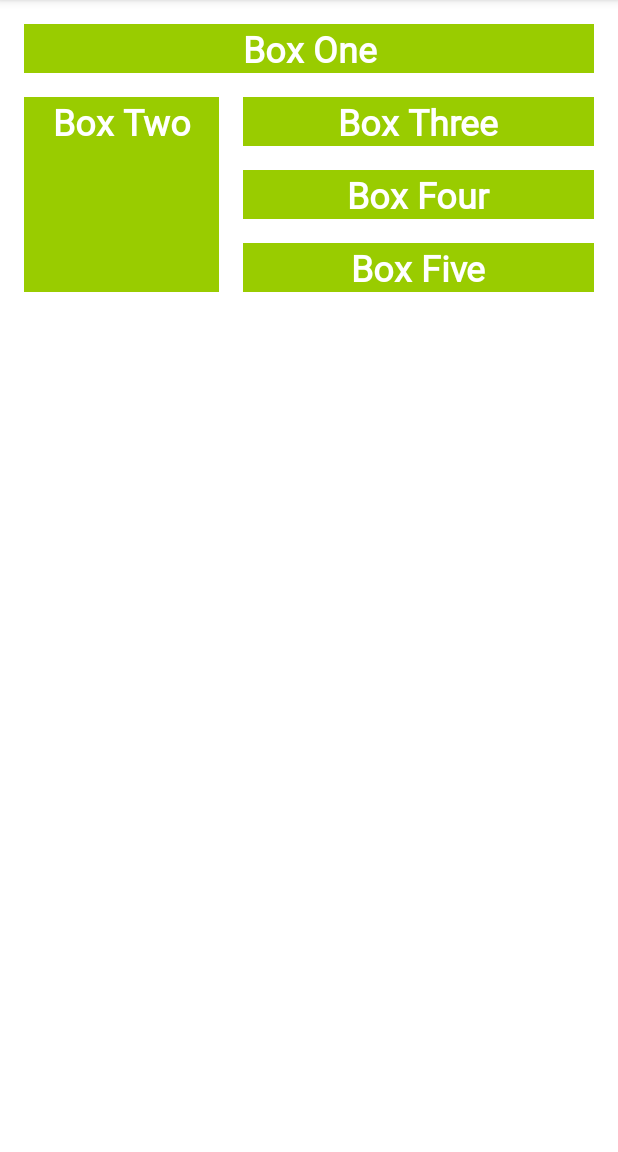
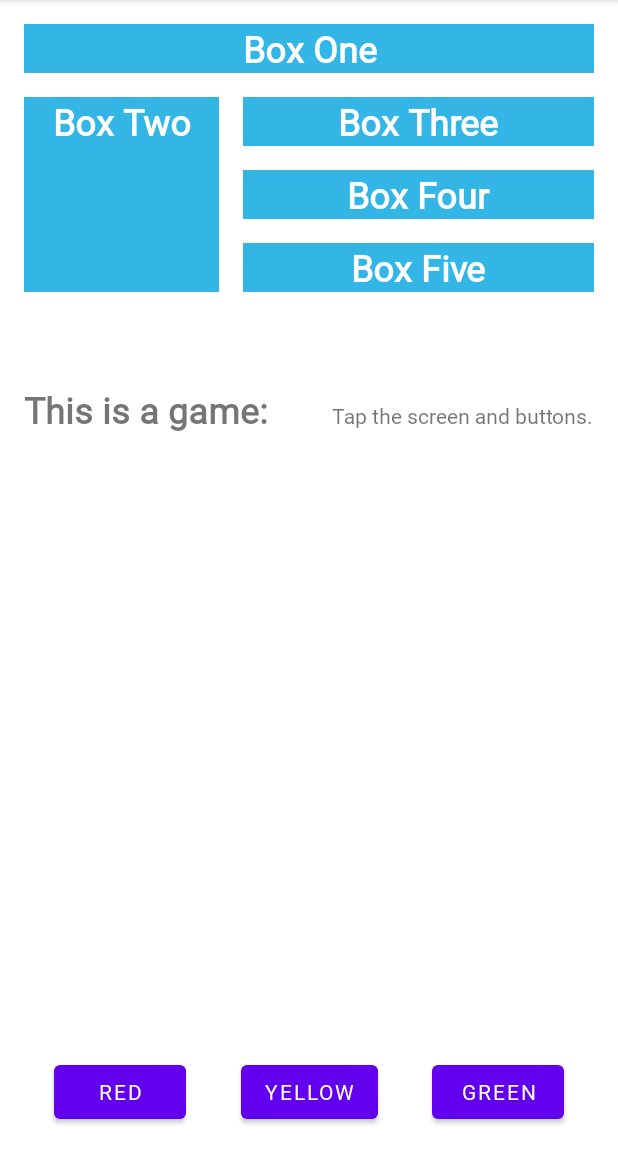
Before and after one commit to camilozky/colormyviews, an Android app: the screen it shows after launch (MainActivity), on a phone screen of 412 x 824 dp, the part 84-1236 px from its top. Run offline under Robolectric (Android 15) with nearby library versions, the phone set to English and light mode, and no system bars.

Commit message:
Basline-constraint-Button-chain

```diff
--- a/app/src/main/java/com/example/colormyviews/MainActivity.kt
+++ b/app/src/main/java/com/example/colormyviews/MainActivity.kt
@@ -9,6 +9,10 @@ import kotlinx.android.synthetic.main.activity_main.box_four_text
 import kotlinx.android.synthetic.main.activity_main.box_one_text
 import kotlinx.android.synthetic.main.activity_main.box_three_text
 import kotlinx.android.synthetic.main.activity_main.box_two_text
+import kotlinx.android.synthetic.main.activity_main.constraint_layout
+import kotlinx.android.synthetic.main.activity_main.green_button
+import kotlinx.android.synthetic.main.activity_main.red_button
+import kotlinx.android.synthetic.main.activity_main.yellow_button
 
 class MainActivity : AppCompatActivity() {
     override fun onCreate(savedInstanceState: Bundle?) {
@@ -19,8 +23,9 @@ class MainActivity : AppCompatActivity() {
 
     private fun setListeners() {
         val clickableViews: List<View> =
-            listOf(box_one_text, box_two_text, box_three_text,
-                box_four_text, box_five_text)
+                listOf(box_one_text, box_two_text, box_three_text,
+                        box_four_text, box_five_text, constraint_layout,
+                        red_button, green_button, yellow_button)
 
         for (item in clickableViews) {
             item.setOnClickListener { makeColored(it) }
@@ -31,9 +36,12 @@ class MainActivity : AppCompatActivity() {
         when (view.id) {
             R.id.box_one_text -> view.setBackgroundColor(Color.GREEN)
             R.id.box_two_text -> view.setBackgroundColor(Color.BLACK)
-            R.id.box_three_text -> view.setBackgroundColor(Color.YELLOW)
+            R.id.box_three_text -> view.setBackgroundColor(Color.GREEN)
             R.id.box_four_text -> view.setBackgroundColor(Color.BLUE)
             R.id.box_five_text -> view.setBackgroundColor(Color.RED)
+            R.id.red_button -> box_three_text.setBackgroundColor(Color.RED)
+            R.id.yellow_button -> box_four_text.setBackgroundColor(Color.YELLOW)
+            R.id.green_button -> box_five_text.setBackgroundColor(Color.GREEN)
             else -> view.setBackgroundColor(Color.LTGRAY)
         }
     }
--- a/app/src/main/res/layout/activity_main.xml
+++ b/app/src/main/res/layout/activity_main.xml
@@ -30,8 +30,10 @@
         android:layout_marginTop="@dimen/margin_wide"
         android:layout_marginBottom="@dimen/margin_half"
         android:text="@string/box_two"
+        app:layout_constraintBottom_toTopOf="@+id/label_text"
         app:layout_constraintStart_toStartOf="parent"
-        app:layout_constraintTop_toBottomOf="@+id/box_one_text" />
+        app:layout_constraintTop_toBottomOf="@+id/box_one_text"
+        app:layout_constraintVertical_bias="0.0" />
 
     <TextView
         android:id="@+id/box_three_text"
@@ -54,6 +56,7 @@
         android:layout_marginStart="@dimen/margin_wide"
         android:layout_marginTop="@dimen/margin_wide"
         android:layout_marginEnd="@dimen/margin_wide"
+        android:layout_marginBottom="@dimen/margin_wide"
         android:text="@string/box_four"
         app:layout_constraintBottom_toTopOf="@+id/box_five_text"
         app:layout_constraintEnd_toEndOf="parent"
@@ -66,7 +69,6 @@
         android:layout_width="0dp"
         android:layout_height="wrap_content"
         android:layout_marginStart="@dimen/margin_wide"
-        android:layout_marginTop="@dimen/margin_wide"
         android:layout_marginEnd="@dimen/margin_wide"
         android:text="@string/box_five"
         app:layout_constraintBottom_toBottomOf="@+id/box_two_text"
@@ -74,6 +76,70 @@
         app:layout_constraintStart_toEndOf="@+id/box_two_text"
         app:layout_constraintTop_toBottomOf="@+id/box_four_text" />
 
-    />
+    <TextView
+        android:id="@+id/label_text"
+        android:layout_width="wrap_content"
+        android:layout_height="wrap_content"
+        android:layout_marginStart="@dimen/margin_wide"
+        android:fontFamily="@font/roboto"
+        android:text="@string/how_to_play"
+        android:textSize="@dimen/box_text_size"
+        android:textStyle="bold"
+        app:layout_constraintBaseline_toBaselineOf="@+id/info_text"
+        app:layout_constraintStart_toStartOf="parent" />
+
+    <TextView
+        android:id="@+id/info_text"
+        android:layout_width="wrap_content"
+        android:layout_height="wrap_content"
+        android:layout_marginStart="@dimen/margin_wide"
+        android:layout_marginTop="@dimen/margin_half"
+        android:layout_marginEnd="@dimen/margin_wide"
+        android:layout_marginBottom="@dimen/margin_half"
+        android:fontFamily="@font/roboto"
+        android:text="@string/tap_the_boxes_and_buttons"
+        app:layout_constraintBottom_toBottomOf="parent"
+        app:layout_constraintEnd_toEndOf="parent"
+        app:layout_constraintHorizontal_bias="1.0"
+        app:layout_constraintStart_toEndOf="@+id/label_text"
+        app:layout_constraintTop_toBottomOf="@+id/box_two_text"
+        app:layout_constraintVertical_bias="0.12" />
+
+    <Button
+        android:id="@+id/red_button"
+        android:layout_width="wrap_content"
+        android:layout_height="wrap_content"
+        android:fontFamily="@font/roboto"
+        android:text="@string/button_red"
+        app:layout_constraintBaseline_toBaselineOf="@+id/yellow_button"
+        app:layout_constraintEnd_toStartOf="@+id/yellow_button"
+        app:layout_constraintHorizontal_bias="0.5"
+        app:layout_constraintStart_toStartOf="parent" />
+
+    <Button
+        android:id="@+id/yellow_button"
+        android:layout_width="wrap_content"
+        android:layout_height="wrap_content"
+        android:layout_marginTop="@dimen/margin_half"
+        android:layout_marginBottom="@dimen/margin_wide"
+        android:fontFamily="@font/roboto"
+        android:text="@string/button_yellow"
+        app:layout_constraintBottom_toBottomOf="parent"
+        app:layout_constraintEnd_toStartOf="@+id/green_button"
+        app:layout_constraintHorizontal_bias="0.5"
+        app:layout_constraintStart_toEndOf="@+id/red_button"
+        app:layout_constraintTop_toBottomOf="@+id/label_text"
+        app:layout_constraintVertical_bias="1.0" />
+
+    <Button
+        android:id="@+id/green_button"
+        android:layout_width="wrap_content"
+        android:layout_height="wrap_content"
+        android:fontFamily="@font/roboto"
+        android:text="@string/button_green"
+        app:layout_constraintBaseline_toBaselineOf="@+id/yellow_button"
+        app:layout_constraintEnd_toEndOf="parent"
+        app:layout_constraintHorizontal_bias="0.5"
+        app:layout_constraintStart_toEndOf="@+id/yellow_button" />
 
 </androidx.constraintlayout.widget.ConstraintLayout>
--- a/app/src/main/res/values/strings.xml
+++ b/app/src/main/res/values/strings.xml
@@ -16,4 +16,11 @@ limitations under the License. -->
     <string name="box_three">Box Three</string>
     <string name="box_four">Box Four</string>
     <string name="box_five">Box Five</string>
+    <string name="how_to_play">This is a game:</string>
+    <string name="tap_the_boxes_and_buttons">Tap the screen and buttons.</string>
+
+    <string name="button_red">RED</string>
+    <string name="button_yellow">YELLOW</string>
+    <string name="button_green">GREEN</string>
+
 </resources>
--- a/app/src/main/res/values/styles.xml
+++ b/app/src/main/res/values/styles.xml
@@ -20,7 +20,7 @@ limitations under the License. -->
     </style>
 
     <style name="whiteBox">
-        <item name="android:background">@android:color/holo_green_light</item>
+        <item name="android:background">@android:color/holo_blue_light</item>
         <item name="android:textAlignment">center</item>
         <item name="android:textSize">@dimen/box_text_size</item>
         <item name="android:textStyle">bold</item>
```
